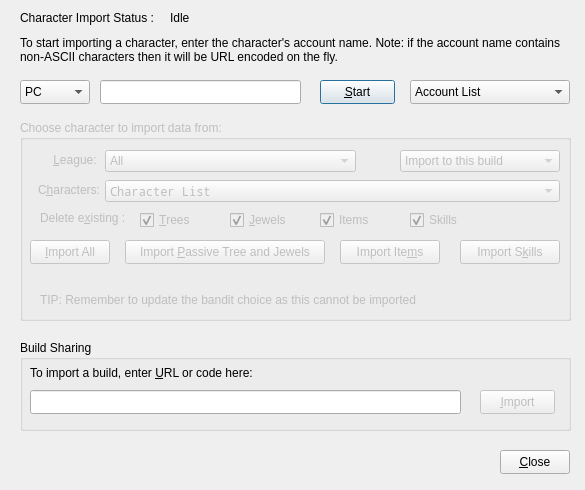
pHiney/PathOfBuilding-Python, file Assets/ui_files/dlgBuildImport.ui: the form before one commit.
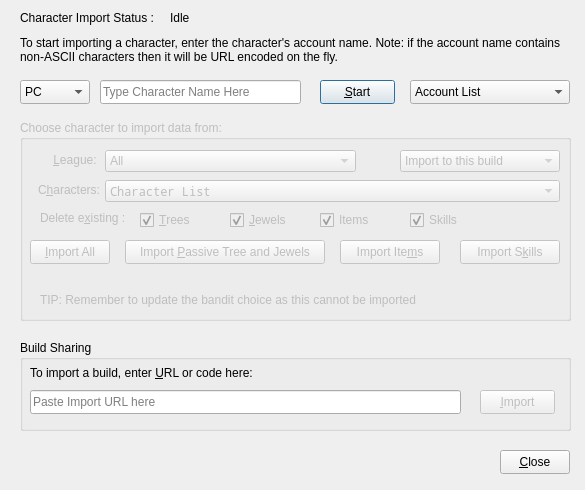
The form after the commit. Icons and pictures are not drawn.

Commit message: fixes for faults found when importing a complex build (https://poe.ninja/pob/1G3c), whilst testing Current Variant works on an import (and it did)

```diff
--- a/Assets/ui_files/dlgBuildImport.ui
+++ b/Assets/ui_files/dlgBuildImport.ui
@@ -130,6 +130,9 @@
      <height>24</height>
     </rect>
    </property>
+   <property name="placeholderText">
+    <string>Type Character Name Here</string>
+   </property>
   </widget>
   <widget class="QPushButton" name="btn_StartImport">
    <property name="geometry">
@@ -447,6 +450,9 @@
     <property name="text">
      <string/>
     </property>
+    <property name="placeholderText">
+     <string>Paste Import URL here</string>
+    </property>
    </widget>
    <widget class="QPushButton" name="btn_ImportBuildSharing">
     <property name="enabled">
```
The commit also changes 6 other files.
